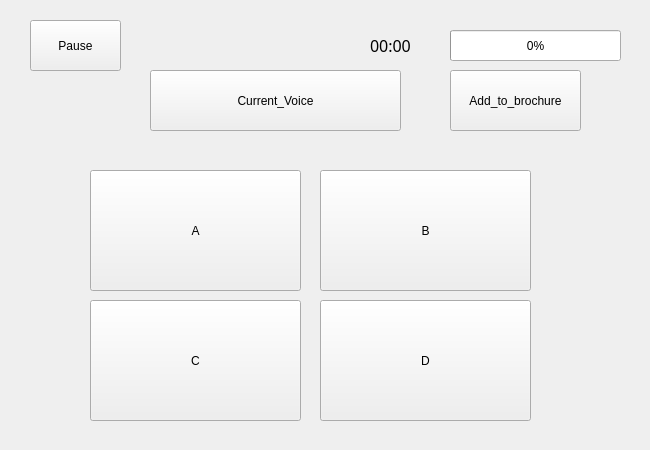
Lyghrock/Programming-Practice-2025-Spring-Project, file UI_File/Reverse_Widget/Test_Widget.ui: the form before one commit.
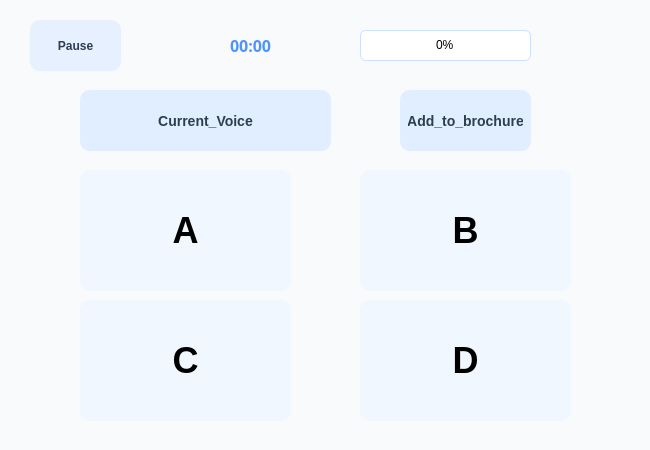
The form after the commit.

```diff
--- a/UI_File/Reverse_Widget/Test_Widget.ui
+++ b/UI_File/Reverse_Widget/Test_Widget.ui
@@ -25,10 +25,72 @@
   <property name="windowTitle">
    <string>Test_Window</string>
   </property>
+  <property name="styleSheet">
+   <string notr="true">QWidget {
+    background-color: #f8fafc;
+    font-family: 'Segoe UI', sans-serif;
+}
+
+QPushButton {
+    border: none;
+    border-radius: 10px;
+    padding: 8px;
+    font-weight: 500;
+    color: #2c3e50;
+    background-color: #e6f0ff;
+    min-height: 30px;
+    box-shadow: 0 2px 4px rgba(0,0,0,0.05);
+}
+
+QPushButton:hover {
+    background-color: #d9e7ff;
+}
+
+QPushButton:pressed {
+    background-color: #c2d6ff;
+    box-shadow: inset 0 1px 3px rgba(0,0,0,0.1);
+}
+
+QPushButton#Play_current_button, 
+QPushButton#Add_button {
+    background-color: #e0eeff;
+    font-size: 14px;
+    font-weight: 600;
+}
+
+QPushButton#A_button, QPushButton#B_button,
+QPushButton#C_button, QPushButton#D_button {
+    font-size: 36px;
+    font-weight: 700;
+    background-color: #f0f7ff;
+    color: #000000;  /* 修改为黑色 */
+}
+
+QProgressBar {
+    border: 1px solid #cce0ff;
+    border-radius: 6px;
+    background: white;
+    text-align: center;
+    height: 20px;
+}
+
+QProgressBar::chunk {
+    background-color: #4d94ff;
+    border-radius: 5px;
+}
+
+QLabel#Time_keeper {
+    font-family: 'Lucida Sans Typewriter', monospace;
+    font-size: 16px;
+    font-weight: 600;
+    color: #4d94ff;
+    background: transparent;
+}</string>
+  </property>
   <widget class="QPushButton" name="A_button">
    <property name="geometry">
     <rect>
-     <x>90</x>
+     <x>80</x>
      <y>170</y>
      <width>211</width>
      <height>121</height>
@@ -41,7 +103,7 @@
   <widget class="QPushButton" name="D_button">
    <property name="geometry">
     <rect>
-     <x>320</x>
+     <x>360</x>
      <y>300</y>
      <width>211</width>
      <height>121</height>
@@ -54,7 +116,7 @@
   <widget class="QPushButton" name="C_button">
    <property name="geometry">
     <rect>
-     <x>90</x>
+     <x>80</x>
      <y>300</y>
      <width>211</width>
      <height>121</height>
@@ -67,7 +129,7 @@
   <widget class="QPushButton" name="B_button">
    <property name="geometry">
     <rect>
-     <x>320</x>
+     <x>360</x>
      <y>170</y>
      <width>211</width>
      <height>121</height>
@@ -93,8 +155,8 @@
   <widget class="QPushButton" name="Play_current_button">
    <property name="geometry">
     <rect>
-     <x>150</x>
-     <y>70</y>
+     <x>80</x>
+     <y>90</y>
      <width>251</width>
      <height>61</height>
     </rect>
@@ -106,8 +168,8 @@
   <widget class="QPushButton" name="Add_button">
    <property name="geometry">
     <rect>
-     <x>450</x>
-     <y>70</y>
+     <x>400</x>
+     <y>90</y>
      <width>131</width>
      <height>61</height>
     </rect>
@@ -119,7 +181,7 @@
   <widget class="QProgressBar" name="Test_Progress">
    <property name="geometry">
     <rect>
-     <x>450</x>
+     <x>360</x>
      <y>30</y>
      <width>171</width>
      <height>31</height>
@@ -132,7 +194,7 @@
   <widget class="QLabel" name="Time_keeper">
    <property name="geometry">
     <rect>
-     <x>370</x>
+     <x>230</x>
      <y>30</y>
      <width>61</width>
      <height>31</height>
@@ -141,15 +203,13 @@
    <property name="font">
     <font>
      <family>Lucida Sans Typewriter</family>
-     <pointsize>12</pointsize>
+     <pointsize>-1</pointsize>
+     <fontweight>DemiBold</fontweight>
     </font>
    </property>
    <property name="text">
     <string>00:00</string>
    </property>
-   <property name="wordWrap">
-    <bool>true</bool>
-   </property>
   </widget>
  </widget>
  <resources/>
```
